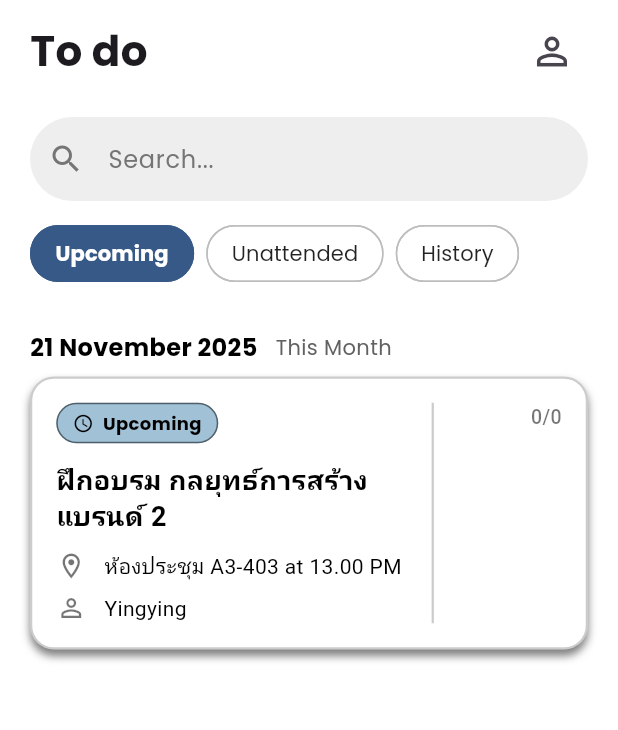
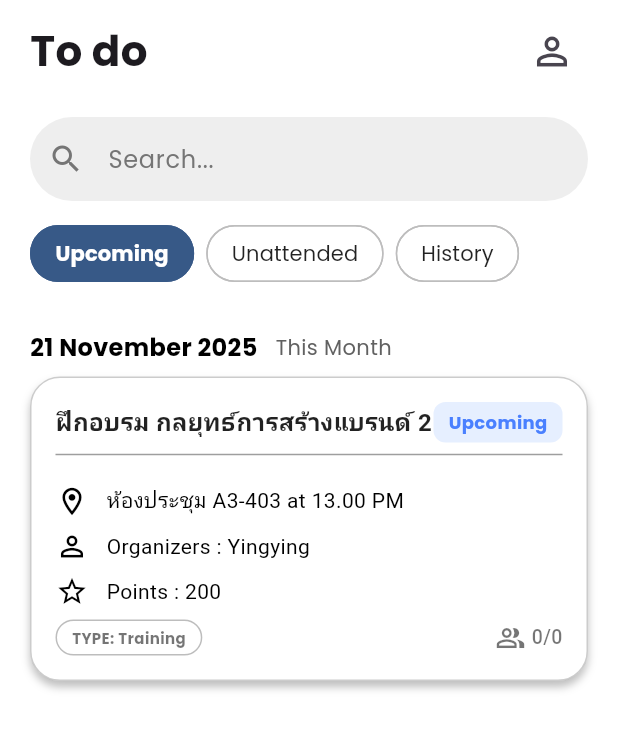
Before and after one commit to PhiphatD/flutter_application_activity_record, a Flutter app: the TodoScreen screen opened directly, after a tap on "Upcoming", on a phone screen of 412 x 824 dp. Shown: the top 730 px of the screen. Run offline on Flutter 3.47's test engine with Material 3 defaults, Android fonts, the phone set to English and light mode, and no system bars; our stand-ins replace flip_card, google_fonts, lottie, pinput, qr_flutter, shared_preferences and 1 more; accounts and stored records are empty; network calls fail; Roboto replaces fonts that are missing (Kanit).

Commit message:
Refactor activity cards UI and status display
Simplified and unified the design of type and status pills in both activity_card.dart and todo_activity_card.dart. Updated todo_activity_card.dart to a stateless widget, removed unused animation and favorite logic, and improved the layout for clarity. Status pill now displays points for attended activities and uses consistent color schemes for different statuses.

```diff
--- a/flutter_application_activity_record/lib/screens/employee_screens/activity_card.dart
+++ b/flutter_application_activity_record/lib/screens/employee_screens/activity_card.dart
@@ -259,31 +259,20 @@ class _ActivityCardState extends State<ActivityCard>
 
   // --- Widget ย่อยสำหรับป้าย Type ---
   Widget _buildTypePill(String type) {
-    final Color pillColor = widget.isCompulsory
-        ? const Color(0xFFEAA11F).withOpacity(0.7)
-        : const Color(0xFFA1C1D6);
-
     return Container(
       padding: const EdgeInsets.symmetric(horizontal: 10.0, vertical: 4.0),
       decoration: BoxDecoration(
-        color: pillColor,
-        border: Border.all(color: Colors.black),
+        color: Colors.white,
         borderRadius: BorderRadius.circular(20.0),
+        border: Border.all(color: Colors.grey.shade400),
       ),
-      child: Row(
-        mainAxisSize: MainAxisSize.min,
-        children: [
-          Icon(_getIconForType(type), size: 14),
-          const SizedBox(width: 6.0),
-          Text(
-            'TYPE : $type',
-            style: GoogleFonts.kanit(
-              fontWeight: FontWeight.w500,
-              fontSize: 11,
-              color: Colors.black,
-            ),
-          ),
-        ],
+      child: Text(
+        'TYPE: $type',
+        style: GoogleFonts.kanit(
+          color: Colors.black54,
+          fontWeight: FontWeight.bold,
+          fontSize: 10,
+        ),
       ),
     );
   }
--- a/flutter_application_activity_record/lib/screens/employee_screens/todo_activity_card.dart
+++ b/flutter_application_activity_record/lib/screens/employee_screens/todo_activity_card.dart
@@ -1,252 +1,231 @@
 import 'package:flutter/material.dart';
-import 'package:intl/intl.dart';
 import 'package:google_fonts/google_fonts.dart';
 
-// --- 1. (เพิ่ม) สร้าง enum สถานะ ---
+// 1. (เหมือนเดิม) enum สำหรับสถานะของกิจกรรม
 enum ActivityStatus {
-  upcoming, // ลงทะเบียนแล้ว แต่ยังไม่ถึงวัน
+  upcoming, // กำลังจะมาถึง
   attended, // เข้าร่วมแล้ว
-  unattended, // ไม่ได้เข้าร่วม
+  unattended, // ขาดเข้าร่วม
 }
 
-class ActivityCard extends StatefulWidget {
-  final String type; // <--- เรายังเก็บ type ไว้เผื่อใช้กับไอคอน
+// 2. (เหมือนเดิม) ActivityCard Widget
+class ActivityCard extends StatelessWidget {
+  final String type;
   final String title;
   final String location;
   final String organizer;
   final int points;
+  final ActivityStatus status;
+
+  // (Dummy data - ไม่ได้ใช้ในหน้านี้ แต่รับค่ามาเพื่อให้สอดคล้องกับ constructor)
   final int currentParticipants;
   final int maxParticipants;
-  final bool isCompulsory;
-
-  // --- 2. (เพิ่ม) Property ใหม่ ---
-  final ActivityStatus status;
 
   const ActivityCard({
-    super.key,
+    Key? key,
     required this.type,
     required this.title,
     required this.location,
     required this.organizer,
     required this.points,
+    required this.status,
     required this.currentParticipants,
     required this.maxParticipants,
-    this.isCompulsory = false,
-    this.status = ActivityStatus.upcoming, // <-- ค่าเริ่มต้น
-  });
-
-  @override
-  State<ActivityCard> createState() => _ActivityCardState();
-}
-
-class _ActivityCardState extends State<ActivityCard> {
-  // --- 3. (ลบ) โค้ด Animation ของหัวใจ ---
-  // (ลบ _isFavorited, _animationController, _scaleAnimation, initState, dispose)
-
-  IconData _getIconForType(String type) {
-    switch (type.toLowerCase()) {
-      case 'training':
-        return Icons.model_training;
-      case 'seminar':
-        return Icons.campaign_outlined;
-      case 'workshop':
-        return Icons.construction;
-      default:
-        return Icons.event;
-    }
-  }
+  }) : super(key: key);
 
   @override
   Widget build(BuildContext context) {
-    const Color defaultBorderColor = Color.fromRGBO(0, 0, 0, 0.2);
-    const Color secondaryTextColor = Colors.black54;
-    const Color cardBackgroundColor = Colors.white;
+    // (เหมือนเดิม) กำหนดสีขอบตามสถานะ
+    Color borderColor = Colors.white;
 
     return Container(
-      width: double.infinity,
-      margin: const EdgeInsets.only(bottom: 0),
       padding: const EdgeInsets.all(16.0),
       decoration: BoxDecoration(
-        color: cardBackgroundColor,
-        borderRadius: BorderRadius.circular(16.0),
-        border: Border.all(color: defaultBorderColor, width: 1.5),
+        color: Colors.white,
+        border: Border.all(
+          color: const Color.fromRGBO(0, 0, 0, 0.2),
+          width: 1.0,
+        ),
         boxShadow: [
           BoxShadow(
-            color: defaultBorderColor.withOpacity(0.5),
+            color: Colors.black.withOpacity(0.25),
             blurRadius: 4.0,
             offset: const Offset(0, 4),
           ),
         ],
+        borderRadius: BorderRadius.circular(20.0),
       ),
-      child: IntrinsicHeight(
-        child: Row(
-          crossAxisAlignment: CrossAxisAlignment.stretch,
-          children: [
-            // --- ส่วนเนื้อหาหลัก (ซ้าย) ---
-            Expanded(
-              child: Column(
-                crossAxisAlignment: CrossAxisAlignment.start,
-                children: [
-                  _buildHeader(), // <-- 4. (แก้ไข) เรียก Header ใหม่
-                  const SizedBox(height: 12.0),
-                  Text(
-                    widget.title,
-                    // --- 5. (แก้ไข) ลบ GoogleFonts ---
-                    style: GoogleFonts.kanit(
-                      fontWeight: FontWeight.bold,
-                      fontSize: 18,
-                      color: Colors.black,
-                      height: 1.3,
-                    ),
-                    maxLines: 2,
-                    overflow: TextOverflow.ellipsis,
-                  ),
-                  const SizedBox(height: 12.0),
-                  _buildInfoRow(
-                    icon: Icons.location_on_outlined,
-                    text: widget.location,
-                    secondaryTextColor: secondaryTextColor,
-                  ),
-                  const SizedBox(height: 8.0),
-                  _buildInfoRow(
-                    icon: Icons.person_outline,
-                    text: widget.organizer,
-                    secondaryTextColor: secondaryTextColor,
-                  ),
-                ],
+      child: Column(
+        crossAxisAlignment: CrossAxisAlignment.start,
+        children: [
+          // --- 3. (แก้ไข) แถวบนสุด ---
+          Row(
+            children: [
+              Text(
+                title,
+                style: GoogleFonts.kanit(
+                  fontWeight: FontWeight.bold,
+                  fontSize: 16,
+                  color: Colors.black87,
+                ),
+                maxLines: 2,
+                overflow: TextOverflow.ellipsis,
               ),
-            ),
-
-            // --- เส้นคั่นกลาง (เหมือนเดิม) ---
-            const VerticalDivider(
-              color: defaultBorderColor,
-              thickness: 1.5,
-              width: 32.0,
-            ),
-
-            // --- ส่วนคะแนน (ขวา) (เหมือนเดิม) ---
-            _buildPointsAndParticipants(),
-          ],
-        ),
+              const Spacer(),
+              // (แก้ไข) ส่ง points เข้าไปใน _buildStatusPill
+              _buildStatusPill(status, points),
+            ],
+          ),
+          const Divider(color: Colors.grey),
+          const SizedBox(height: 12),
+          // (เหมือนเดิม) สถานที่
+          _buildInfoRow(icon: Icons.location_on_outlined, text: location),
+          const SizedBox(height: 8),
+          // --- 4. (แก้ไข) แถวล่างสุด ---
+          _buildInfoRow(
+            icon: Icons.person_outline,
+            text: 'Organizers : $organizer',
+          ),
+          const SizedBox(height: 8),
+          // (เหมือนเดิม) แถวล่างสุด: Type (เช่น Training, Workshop)
+          _buildInfoRow(
+            icon: Icons.star_border_purple500_outlined,
+            text: 'Points : $points',
+          ),
+          const SizedBox(height: 8),
+          Row(
+            children: [
+              _buildTypePill(type),
+              const Spacer(),
+              const Icon(
+                Icons.people_alt_outlined,
+                color: Colors.black54,
+                size: 20,
+              ),
+              const SizedBox(width: 4.0),
+              Text(
+                '$currentParticipants/$maxParticipants',
+                style: GoogleFonts.kanit(
+                  fontSize: 13,
+                  fontWeight: FontWeight.w500,
+                  color: Colors.black54,
+                ),
+              ),
+            ],
+          ),
+        ],
       ),
     );
   }
 
-  // --- 6. (แก้ไข) Header ---
-  Widget _buildHeader() {
+  // Helper widget for info rows
+  Widget _buildInfoRow({required String text, IconData? icon}) {
     return Row(
-      mainAxisAlignment: MainAxisAlignment.spaceBetween,
       children: [
-        _buildStatusPill(), // <-- 7. (แก้ไข) เรียกฟังก์ชันใหม่
-        // (ลบปุ่ม Favorite ออก)
-      ],
-    );
-  }
-
-  // (ลบ _buildFavoriteButton() ทั้งฟังก์ชัน)
-
-  Widget _buildInfoRow({
-    required IconData icon,
-    required String text,
-    required Color secondaryTextColor,
-  }) {
-    return Row(
-      crossAxisAlignment: CrossAxisAlignment.start,
-      children: [
-        Icon(icon, color: secondaryTextColor, size: 20.0),
-        const SizedBox(width: 12.0),
+        if (icon != null) ...[
+          Icon(icon, color: Colors.black, size: 22),
+          const SizedBox(width: 12.0),
+        ],
         Expanded(
           child: Text(
             text,
-            // --- 5. (แก้ไข) ลบ GoogleFonts ---
             style: GoogleFonts.kanit(
               fontWeight: FontWeight.w400,
               fontSize: 14,
               color: Colors.black,
-              height: 1.4,
             ),
+            overflow: TextOverflow.ellipsis,
           ),
         ),
       ],
     );
   }
 
-  // --- Widget ส่วนคะแนน (ขวา) (เหมือนเดิม) ---
-  Widget _buildPointsAndParticipants() {
-    final NumberFormat formatter = NumberFormat("#,###");
-    return SizedBox(
-      width: 70,
-      child: Column(
-        crossAxisAlignment: CrossAxisAlignment.end,
-        mainAxisAlignment: MainAxisAlignment.spaceBetween,
-        children: [
-          Text(
-            '${widget.currentParticipants}/${widget.maxParticipants}',
-            // --- 5. (แก้ไข) ลบ GoogleFonts ---
-            style: GoogleFonts.kanit(
-                            fontSize: 13,
-                            fontWeight: FontWeight.w500,
-                            color: Colors.black54,
-          ),
-          ),
-        ],
+  // (เหมือนเดิม) ป้าย Type (เช่น Training, Workshop)
+  Widget _buildTypePill(String type) {
+    return Container(
+      padding: const EdgeInsets.symmetric(horizontal: 10.0, vertical: 4.0),
+      decoration: BoxDecoration(
+        color: Colors.white,
+        borderRadius: BorderRadius.circular(20.0),
+        border: Border.all(color: Colors.grey.shade400),
+      ),
+      child: Text(
+        'TYPE: $type',
+        style: const TextStyle(
+          color: Colors.black54,
+          fontWeight: FontWeight.bold,
+          fontSize: 10,
+        ),
       ),
     );
   }
 
-  // --- 8. (เพิ่ม) Widget ย่อยสำหรับป้าย Status (แทนป้าย Type) ---
-  Widget _buildStatusPill() {
-    String text;
-    Color pillColor;
+  // --- 5. (แก้ไข) เมธอดสร้างป้ายสถานะ (รับ points) ---
+  Widget _buildStatusPill(ActivityStatus status, int points) {
+    String label;
+    Color bgColor;
     Color textColor;
-    IconData? icon;
+    Widget content;
 
-    switch (widget.status) {
+    switch (status) {
+      // (แก้ไข) กรณีเข้าร่วมแล้ว: แสดงคะแนน
       case ActivityStatus.attended:
-        text = '+${NumberFormat("#,###").format(widget.points)} P.';
-        pillColor = const Color(0xFF06A710).withOpacity(0.20); // เขียว
-        textColor = const Color(0xFF06A710);
-        icon = Icons.check_circle_outline;
+        label = '+$points P.'; // <--- เปลี่ยนเป็นคะแนน
+        bgColor = const Color(0xFFE6F6E7); // Light green
+        textColor = const Color(0xFF06A710); // Dark green
+        content = Text(
+          label,
+          style: TextStyle(
+            color: textColor,
+            fontWeight: FontWeight.bold,
+            fontSize: 12,
+          ),
+        );
         break;
+
+      // (เหมือนเดิม) กรณีขาดเข้าร่วม
       case ActivityStatus.unattended:
-        text = 'Unattended';
-        pillColor = const Color(0xFFD91A1A).withOpacity(0.15); // แดง
-        textColor = const Color(0xFFD91A1A);
-        icon = Icons.cancel_outlined;
+        label = 'Unattended';
+        bgColor = const Color(0xFFFBE7E7); // Light red
+        textColor = const Color(0xFFD91A1A); // Dark red
+        content = Text(
+          label,
+          style: TextStyle(
+            color: textColor,
+            fontWeight: FontWeight.bold,
+            fontSize: 12,
+          ),
+        );
         break;
+
+      // (เหมือนเดิม) กรณีกำลังจะมาถึง
       case ActivityStatus.upcoming:
       default:
-        text = 'Upcoming';
-        pillColor = const Color(0xFFA1C1D6); // สีฟ้า (เหมือน Type เดิม)
-        textColor = Colors.black;
-        icon = Icons.schedule; // ไอคอนนาฬิกา
+        label = 'Upcoming';
+        bgColor = const Color(0xFFE6EFFF); // Light blue
+        textColor = const Color(0xFF4A80FF); // Dark blue
+        content = Text(
+          label,
+          style: TextStyle(
+            color: textColor,
+            fontWeight: FontWeight.bold,
+            fontSize: 12,
+          ),
+        );
         break;
     }
 
     return Container(
-      padding: const EdgeInsets.symmetric(horizontal: 10.0, vertical: 4.0),
+      padding: const EdgeInsets.symmetric(horizontal: 10.0, vertical: 5.0),
       decoration: BoxDecoration(
-        color: pillColor,
-        border: Border.all(color: textColor.withOpacity(0.5)),
-        borderRadius: BorderRadius.circular(20.0),
+        color: bgColor,
+        borderRadius: BorderRadius.circular(8.0),
       ),
-      child: Row(
-        mainAxisSize: MainAxisSize.min,
-        children: [
-          if (icon != null) // แสดงไอคอน
-            Icon(icon, size: 14, color: textColor),
-          if (icon != null) const SizedBox(width: 6.0),
-          Text(
-            text,
-            // --- 5. (แก้ไข) ลบ GoogleFonts ---
-            style: TextStyle(
-              fontWeight: FontWeight.bold,
-              fontSize: 12,
-              color: textColor,
-            ),
-          ),
-        ],
-      ),
+      child: content,
     );
   }
+
+  // --- 6. (ลบ) เมธอด _buildPointsText ---
+  // (เมธอดนี้ถูกลบออกไปทั้งหมด)
 }
```
